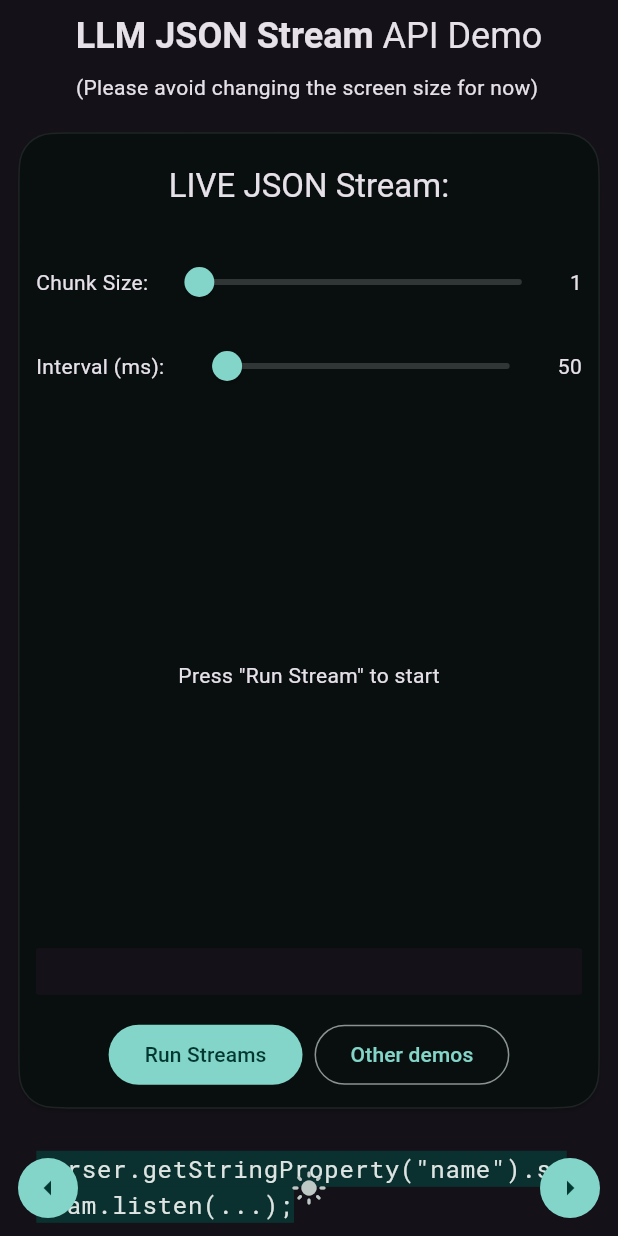
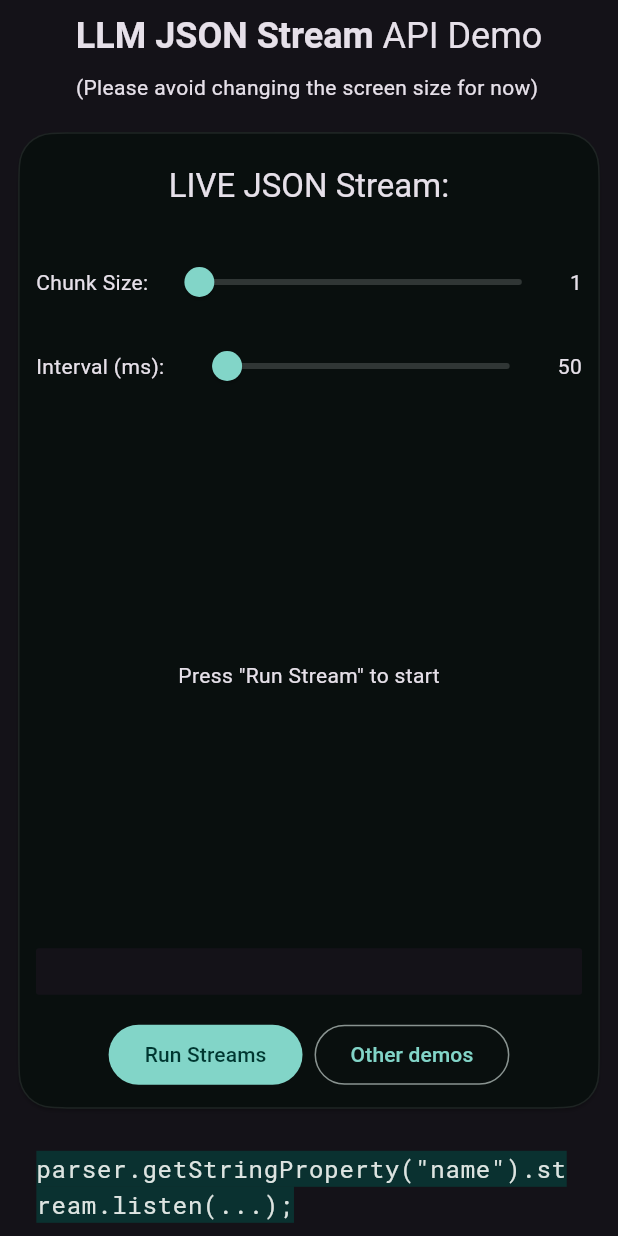
Before and after one commit to ComsIndeed/json_stream_parser_demo, a Flutter app: the screen it shows after launch, on a phone screen of 412 x 824 dp. Run offline on Flutter 3.47's test engine with Material 3 defaults, Android fonts, the light colour scheme and no system bars; our stand-ins replace flutter_animate, flutter_markdown_plus, google_fonts, google_generative_ai, responsive_framework; missing offline and left inert: llm_json_stream.

Commit message:
refactor: Simplify Homepage to only include ApiDemoPage

```diff
--- a/lib/homepage.dart
+++ b/lib/homepage.dart
@@ -1,7 +1,5 @@
 import 'package:flutter/material.dart';
 import 'package:json_stream_parser_demo/pages/api_demo/api_demo_page.dart';
-import 'package:json_stream_parser_demo/pages/live_chat_demo/live_chat_demo_page.dart';
-import 'package:json_stream_parser_demo/pages/ui_generation_demo/ui_generation_demo_page.dart';
 import 'package:responsive_framework/responsive_framework.dart';
 
 class Homepage extends StatefulWidget {
@@ -19,6 +17,8 @@ class Homepage extends StatefulWidget {
 }
 
 class _HomepageState extends State<Homepage> {
+  // Original version with all pages and navigation buttons
+  /*
   final PageController _pageController = PageController();
 
   @override
@@ -111,4 +111,20 @@ class _HomepageState extends State<Homepage> {
       ),
     );
   }
+  */
+
+  // Simplified version with only ApiDemoPage
+  @override
+  Widget build(BuildContext context) {
+    final isMobile = ResponsiveBreakpoints.of(context).isMobile;
+
+    return Scaffold(
+      body: SizedBox.expand(
+        child: Padding(
+          padding: EdgeInsets.all(isMobile ? 8.0 : 32.0),
+          child: ApiDemoPage(),
+        ),
+      ),
+    );
+  }
 }
```
